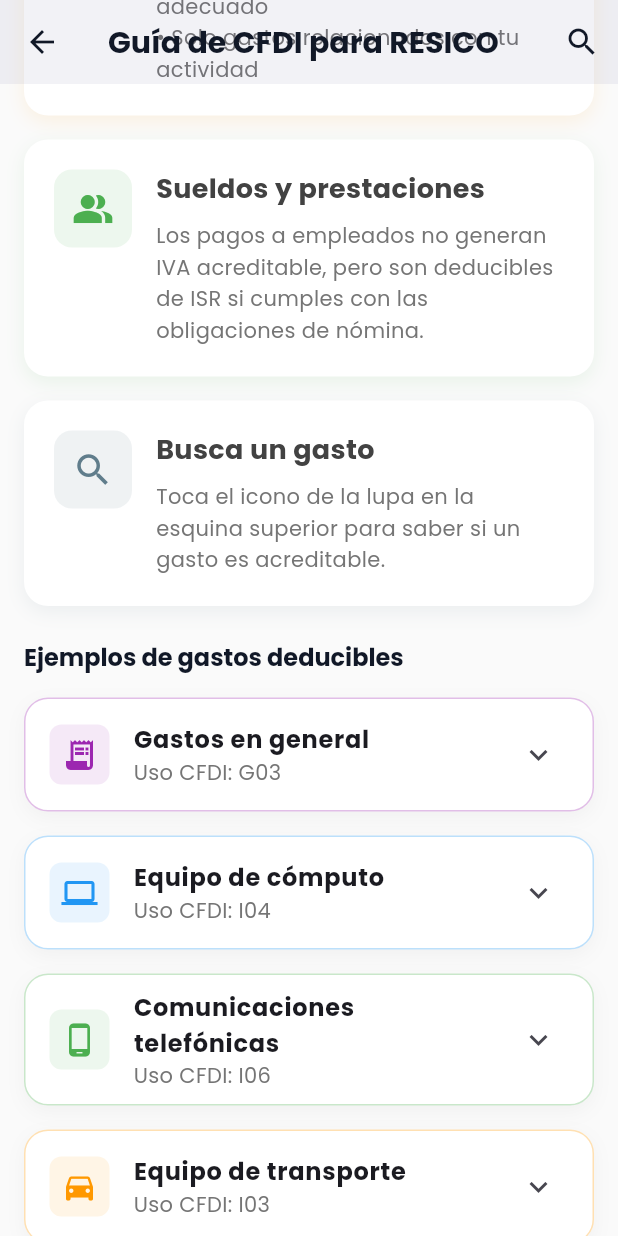
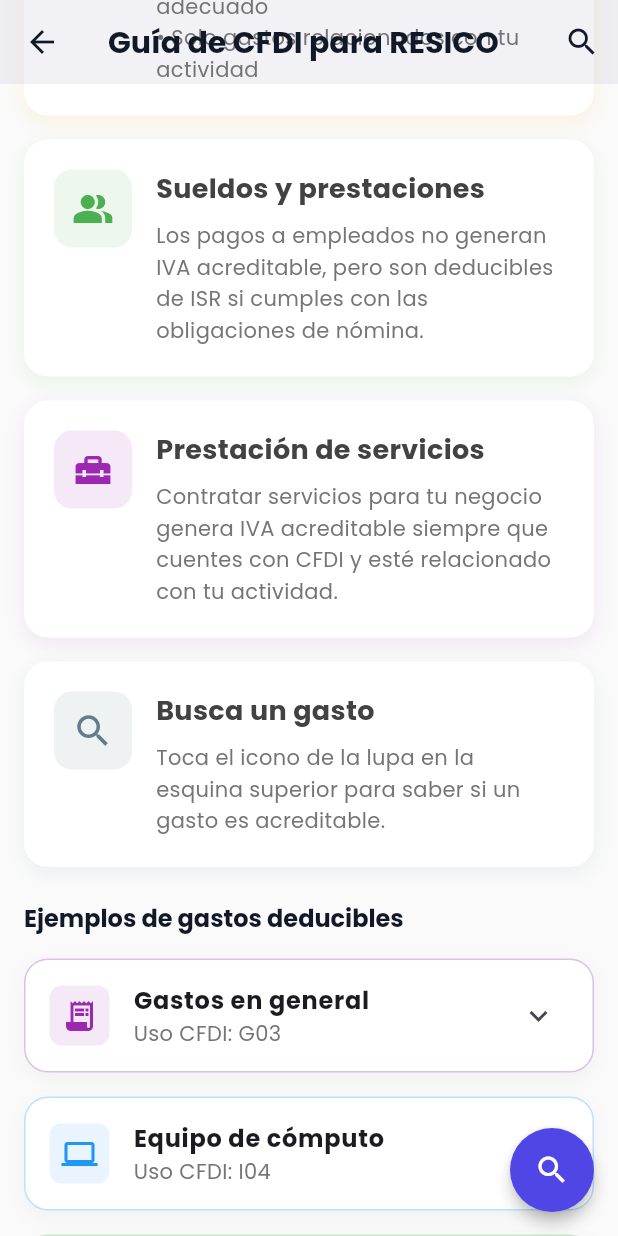
Before and after one commit to rjmmdev/appfinanzaspersonalesraul, a Flutter app: the CFDIGuideScreen screen opened directly, scrolled down 576 dp, on a phone screen of 412 x 824 dp. Run offline on Flutter 3.47's test engine with Material 3 defaults, Android fonts, the phone set to English and light mode, and no system bars; our stand-ins replace cloud_firestore, firebase_core, firebase_storage, google_fonts, shared_preferences; accounts and stored records are empty.

Commit message:
feat(cfdi): improve guide ui and add service benefits

```diff
--- a/lib/data/resico_deductibles.dart
+++ b/lib/data/resico_deductibles.dart
@@ -72,4 +72,11 @@
     'detail':
         'Los pagos de n\u00f3mina y prestaciones sociales no generan IVA acreditable, aunque son deducibles de ISR si se cumplen los requisitos fiscales.'
   },
+  {
+    'name': 'Prestaci\u00f3n de servicios a terceros',
+    'keywords': ['servicios', 'honorarios', 'prestaci\u00f3n de servicios'],
+    'deductible': true,
+    'detail':
+        'Los servicios contratados para tu actividad (consultor\u00eda, mantenimiento, etc.) generan IVA acreditable siempre que cuentes con CFDI y se relacionen con el negocio.'
+  },
 ];
--- a/lib/screens/cfdi_guide_screen.dart
+++ b/lib/screens/cfdi_guide_screen.dart
@@ -8,6 +8,17 @@
   Widget build(BuildContext context) {
     return Scaffold(
       backgroundColor: Colors.grey[50],
+      floatingActionButton: FloatingActionButton(
+        onPressed: () {
+          Navigator.push(
+            context,
+            MaterialPageRoute(
+              builder: (context) => const DeductibleSearchScreen(),
+            ),
+          );
+        },
+        child: const Icon(Icons.search),
+      ),
       body: CustomScrollView(
         slivers: [
           SliverAppBar(
@@ -106,6 +117,15 @@
                     content:
                         'Los pagos a empleados no generan IVA acreditable, pero son deducibles de ISR si cumples con las obligaciones de n\u00f3mina.',
                     color: Colors.green,
+                  ),
+                  const SizedBox(height: 16),
+                  _buildInfoCard(
+                    context,
+                    icon: Icons.home_repair_service,
+                    title: 'Prestaci\u00f3n de servicios',
+                    content:
+                        'Contratar servicios para tu negocio genera IVA acreditable siempre que cuentes con CFDI y est\u00e9 relacionado con tu actividad.',
+                    color: Colors.purple,
                   ),
                   const SizedBox(height: 16),
                   _buildInfoCard(
```
